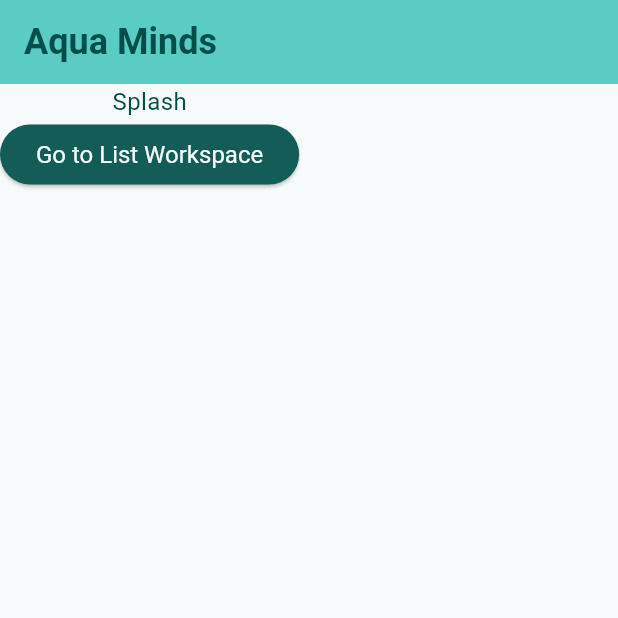
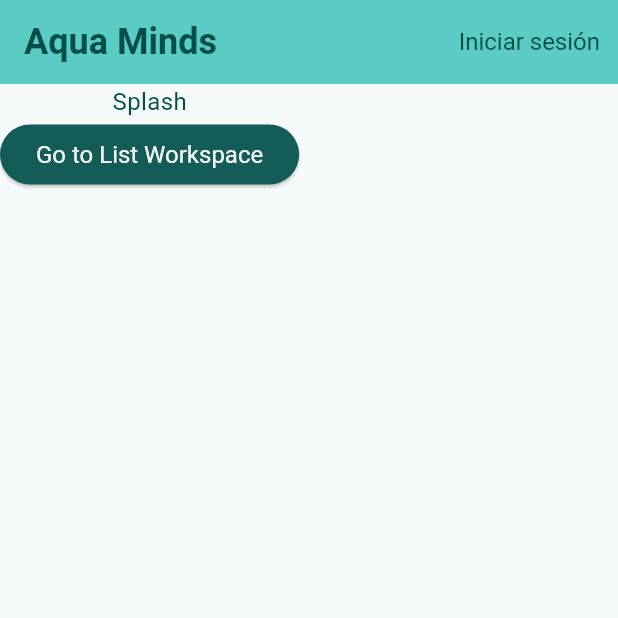
Before and after one commit to Emmanueloz/frontend_water_quality, a Flutter app: the screen it shows after launch, on a phone screen of 412 x 824 dp, the top half of it. Run offline on Flutter 3.47's test engine with Material 3 defaults, Android fonts, the phone set to English and light mode, and no system bars; our stand-ins replace dio, fl_chart, flutter_map, go_router, hive, latlong2; missing offline and left inert: flutter_map_cancellable_tile_provider, girix_code_gauge, intl_mobile_field; accounts and stored records are empty.

Commit message:
refactor: Cambio de titulos y boton de inciar sesión en móvil

```diff
--- a/lib/presentation/pages/login.dart
+++ b/lib/presentation/pages/login.dart
@@ -15,7 +15,7 @@ class LoginPage extends StatelessWidget {
   @override
   Widget build(BuildContext context) {
     return Layout(
-      title: title,
+      title: "Inicio de sesión",
       builder: (context, screenSize) {
         if (screenSize == ScreenSize.mobile) {
           // Solo formulario sin contenedor blanco ni sombra
--- a/lib/presentation/pages/register.dart
+++ b/lib/presentation/pages/register.dart
@@ -16,7 +16,7 @@ class RegisterPage extends StatelessWidget {
   @override
   Widget build(BuildContext context) {
     return Layout(
-      title: title,
+      title: "Registro",
       builder: (context, screenSize) {
         if (screenSize == ScreenSize.mobile) {
           return Padding(
--- /dev/null
+++ b/lib/presentation/widgets/common/organisms/app_bar_mobile.dart
@@ -0,0 +1,40 @@
+import 'package:flutter/material.dart';
+import 'package:frontend_water_quality/presentation/providers/auth_provider.dart';
+import 'package:frontend_water_quality/router/routes.dart';
+import 'package:go_router/go_router.dart';
+import 'package:provider/provider.dart';
+
+class AppBarMobile extends StatelessWidget implements PreferredSizeWidget {
+  final String title;
+
+  const AppBarMobile({
+    super.key,
+    required this.title,
+  });
+
+  @override
+  Widget build(BuildContext context) {
+    final authProvider = Provider.of<AuthProvider>(context, listen: false);
+
+    List<Widget> actions = [];
+
+    if (!authProvider.isAuthenticated) {
+      actions = [
+        TextButton(
+          child: const Text("Iniciar sesión"),
+          onPressed: () {
+            context.goNamed(Routes.login.name);
+          },
+        ),
+      ];
+    }
+
+    return AppBar(
+      title: Text(title),
+      actions: actions,
+    );
+  }
+
+  @override
+  Size get preferredSize => const Size.fromHeight(kToolbarHeight);
+}
--- a/lib/presentation/widgets/layout/layout.dart
+++ b/lib/presentation/widgets/layout/layout.dart
@@ -2,6 +2,7 @@ import 'package:flutter/material.dart';
 import 'package:frontend_water_quality/core/enums/screen_size.dart';
 import 'package:frontend_water_quality/core/interface/navigation_item.dart';
 import 'package:frontend_water_quality/presentation/providers/auth_provider.dart';
+import 'package:frontend_water_quality/presentation/widgets/common/organisms/app_bar_mobile.dart';
 import 'package:frontend_water_quality/presentation/widgets/common/organisms/app_bar_navigation.dart';
 import 'package:frontend_water_quality/presentation/widgets/common/organisms/drawer_navigation.dart';
 import 'package:frontend_water_quality/presentation/widgets/common/organisms/sidebar.dart';
@@ -71,7 +72,7 @@ class Layout extends StatelessWidget {
   Widget _buildMobileLayout(
       BuildContext context, ScreenSize screenSize, bool hasNavigation) {
     return Scaffold(
-      appBar: AppBar(title: Text(title)),
+      appBar: AppBarMobile(title: title),
       endDrawer:
           Provider.of<AuthProvider>(context, listen: false).isAuthenticated
               ? _buildDrawer()
```
